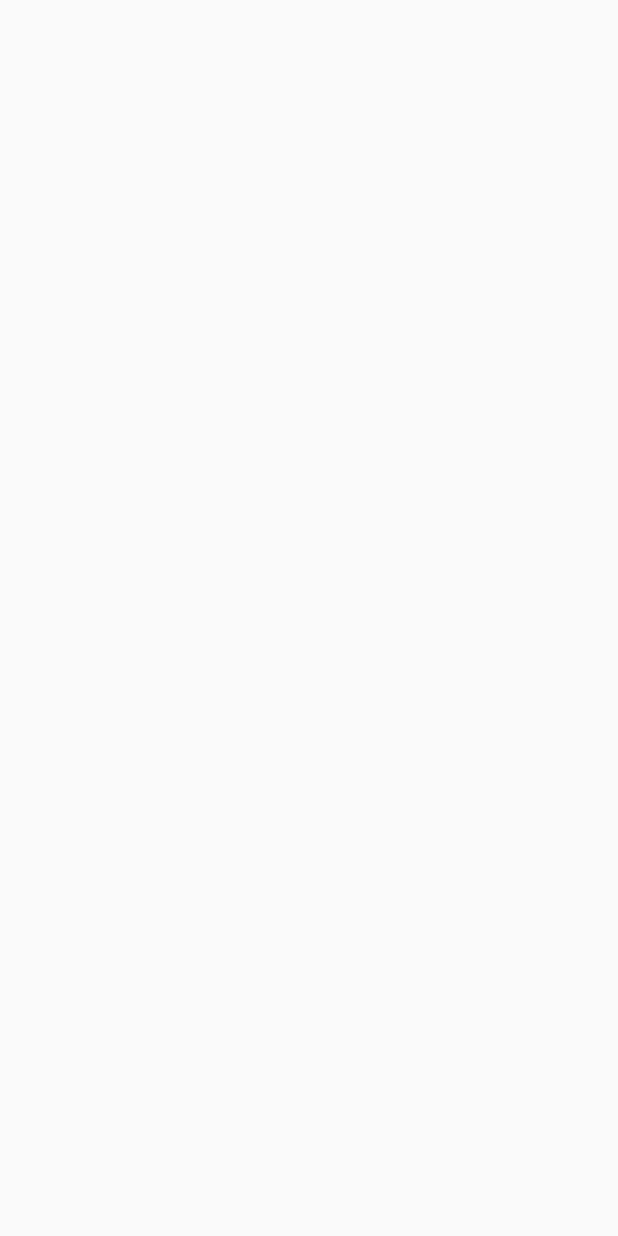
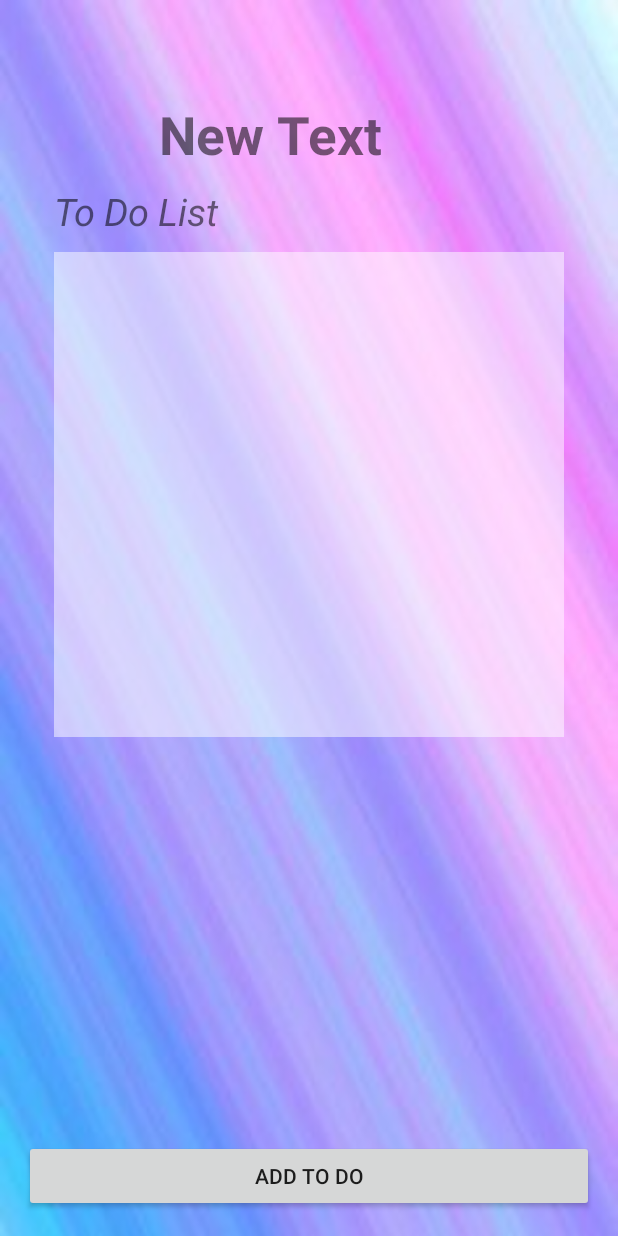
Before and after one commit to sirinrat-3010/Solendar_2, an Android app: the ShowToDoList screen opened directly, with no data from a screen before it, on a phone screen of 412 x 824 dp. Before the commit the screen is empty. Run offline under Robolectric (Android 15) with nearby library versions, the light colour scheme and no system bars.

Commit message:
Update form Amronrat

```diff
--- a/app/src/main/res/layout/activity_show_to_do_list.xml
+++ b/app/src/main/res/layout/activity_show_to_do_list.xml
@@ -7,6 +7,50 @@
     android:paddingLeft="@dimen/activity_horizontal_margin"
     android:paddingRight="@dimen/activity_horizontal_margin"
     android:paddingTop="@dimen/activity_vertical_margin"
-    tools:context="rtc.amornrat.sirinrat.solendar.ShowToDoList">
+    tools:context="rtc.amornrat.sirinrat.solendar.ShowToDoList"
+    android:background="@drawable/bg3">
+
+    <LinearLayout
+        android:layout_width="wrap_content"
+        android:layout_height="wrap_content"
+        android:padding="20dp"
+        android:layout_centerHorizontal="true"
+        android:orientation="vertical">
+
+        <TextView
+            android:layout_width="wrap_content"
+            android:layout_height="wrap_content"
+            android:text="New Text"
+            android:id="@+id/textView8"
+            android:textSize="@dimen/h1"
+            android:textStyle="bold"
+            android:layout_marginLeft="70dp"
+            android:layout_marginTop="30dp"
+            android:layout_marginRight="70dp"
+            android:layout_marginBottom="10dp" />
+
+        <TextView
+            android:layout_width="wrap_content"
+            android:layout_height="wrap_content"
+            android:text="To Do List"
+            android:id="@+id/textView11"
+            android:textSize="25sp"
+            android:textStyle="italic"
+            android:layout_marginBottom="10dp" />
+
+        <ListView
+            android:layout_width="wrap_content"
+            android:layout_height="323dp"
+            android:id="@+id/listView"
+            android:background="#82ffffff" />
+
+    </LinearLayout>
+
+    <Button
+        android:layout_width="match_parent"
+        android:layout_height="wrap_content"
+        android:text="Add To Do"
+        android:id="@+id/button2"
+        android:layout_alignParentBottom="true" />
 
 </RelativeLayout>
```
